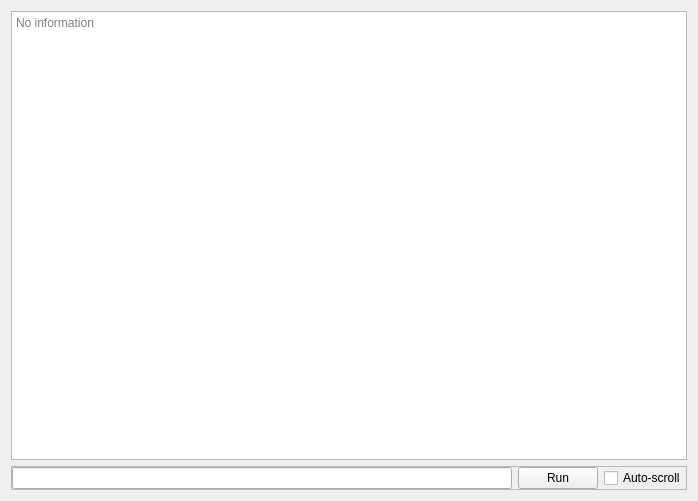
Above: inspector/coffeescriptterminal.ui from hbirchtree/coffeecutie before the change. Below: the same form after it.
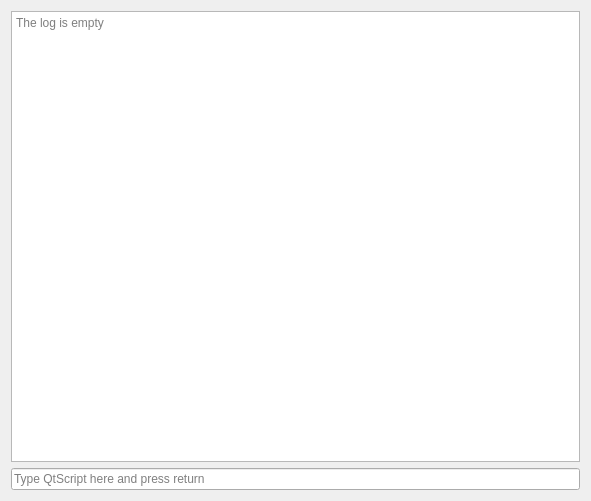
That is the form after the change.

Commit message: - Changed type of vector and quaternion values to work with QtScript, from QList<float> to QVariantList  - Cleaned up terminal interface

What changed in the file:
```diff
--- a/inspector/coffeescriptterminal.ui
+++ b/inspector/coffeescriptterminal.ui
@@ -6,7 +6,7 @@
    <rect>
     <x>0</x>
     <y>0</y>
-    <width>698</width>
+    <width>591</width>
     <height>501</height>
    </rect>
   </property>
@@ -14,51 +14,20 @@
    <string>Script shell</string>
   </property>
   <layout class="QGridLayout" name="gridLayout">
-   <item row="1" column="0">
-    <widget class="QFrame" name="frame">
-     <property name="frameShape">
-      <enum>QFrame::StyledPanel</enum>
-     </property>
-     <property name="frameShadow">
-      <enum>QFrame::Raised</enum>
-     </property>
-     <layout class="QHBoxLayout" name="horizontalLayout">
-      <property name="leftMargin">
-       <number>0</number>
-      </property>
-      <property name="topMargin">
-       <number>0</number>
-      </property>
-      <property name="rightMargin">
-       <number>0</number>
-      </property>
-      <property name="bottomMargin">
-       <number>0</number>
-      </property>
-      <item>
-       <widget class="QLineEdit" name="scriptInput"/>
-      </item>
-      <item>
-       <widget class="QPushButton" name="scriptRunBtn">
-        <property name="text">
-         <string>Run</string>
-        </property>
-       </widget>
-      </item>
-      <item>
-       <widget class="QCheckBox" name="checkBox">
-        <property name="text">
-         <string>Auto-scroll</string>
-        </property>
-       </widget>
-      </item>
-     </layout>
-    </widget>
-   </item>
    <item row="0" column="0">
     <widget class="QPlainTextEdit" name="scriptLog">
      <property name="placeholderText">
-      <string>No information</string>
+      <string>The log is empty</string>
+     </property>
+    </widget>
+   </item>
+   <item row="1" column="0">
+    <widget class="QLineEdit" name="scriptInput">
+     <property name="placeholderText">
+      <string>Type QtScript here and press return</string>
+     </property>
+     <property name="clearButtonEnabled">
+      <bool>true</bool>
      </property>
     </widget>
    </item>
```
The commit also changes 2 other files.
